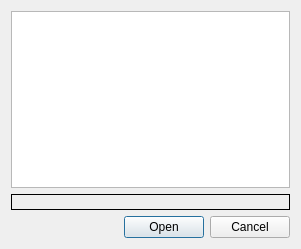
This is src/ui/backupdialog_ui.ui in KDE/kdenlive as Qt 5 draws it before an edit. The edited form follows.
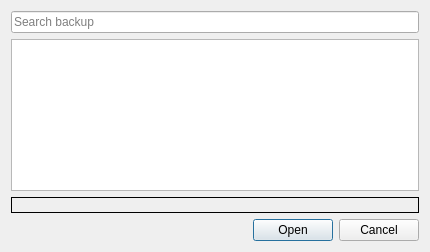
This is the edited form. Custom widgets are drawn as their Qt base class.

Commit message: Backup widget: add search and show file in file manager

Diff of the .ui file:
```diff
--- a/src/ui/backupdialog_ui.ui
+++ b/src/ui/backupdialog_ui.ui
@@ -10,15 +10,29 @@
    <rect>
     <x>0</x>
     <y>0</y>
-    <width>301</width>
-    <height>249</height>
+    <width>430</width>
+    <height>252</height>
    </rect>
   </property>
   <property name="windowTitle">
    <string>Dialog</string>
   </property>
   <layout class="QGridLayout" name="gridLayout">
-   <item row="1" column="0" colspan="2">
+   <item row="0" column="0">
+    <widget class="KListWidgetSearchLine" name="search_list">
+     <property name="placeholderText">
+      <string>Search backup</string>
+     </property>
+    </widget>
+   </item>
+   <item row="1" column="0">
+    <widget class="QListWidget" name="backup_list">
+     <property name="alternatingRowColors">
+      <bool>true</bool>
+     </property>
+    </widget>
+   </item>
+   <item row="2" column="0">
     <widget class="QLabel" name="backup_preview">
      <property name="frameShape">
       <enum>QFrame::Box</enum>
@@ -28,7 +42,9 @@
      </property>
     </widget>
    </item>
-   <item row="2" column="0">
+   <item row="3" column="0">
+    <layout class="QHBoxLayout" name="horizontalLayout">
+     <item>
     <widget class="QLabel" name="info_label">
      <property name="sizePolicy">
       <sizepolicy hsizetype="MinimumExpanding" vsizetype="Preferred">
@@ -41,14 +57,20 @@
      </property>
     </widget>
    </item>
-   <item row="0" column="0" colspan="2">
-    <widget class="QListWidget" name="backup_list">
-     <property name="alternatingRowColors">
-      <bool>true</bool>
-     </property>
-    </widget>
-   </item>
-   <item row="2" column="1">
+     <item>
+      <spacer name="horizontalSpacer">
+       <property name="orientation">
+        <enum>Qt::Orientation::Horizontal</enum>
+       </property>
+       <property name="sizeHint" stdset="0">
+        <size>
+         <width>40</width>
+         <height>20</height>
+        </size>
+       </property>
+      </spacer>
+     </item>
+     <item>
     <widget class="QDialogButtonBox" name="buttonBox">
      <property name="orientation">
       <enum>Qt::Horizontal</enum>
@@ -59,7 +81,16 @@
     </widget>
    </item>
   </layout>
+   </item>
+  </layout>
  </widget>
+ <customwidgets>
+  <customwidget>
+   <class>KListWidgetSearchLine</class>
+   <extends>QLineEdit</extends>
+   <header>klistwidgetsearchline.h</header>
+  </customwidget>
+ </customwidgets>
  <resources/>
  <connections>
   <connection>
```
Left out of the diff: 6 changed lines with no effect on the pictures. Lines whose indentation alone changed are shown as unchanged. The commit also changes 2 other files.
